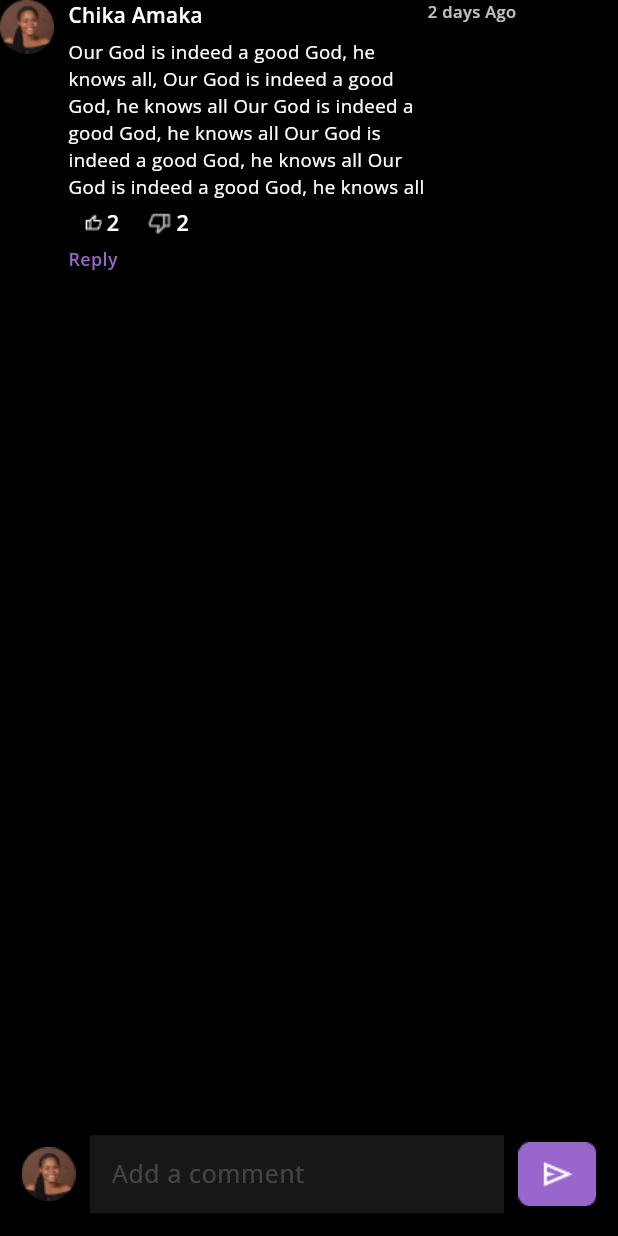
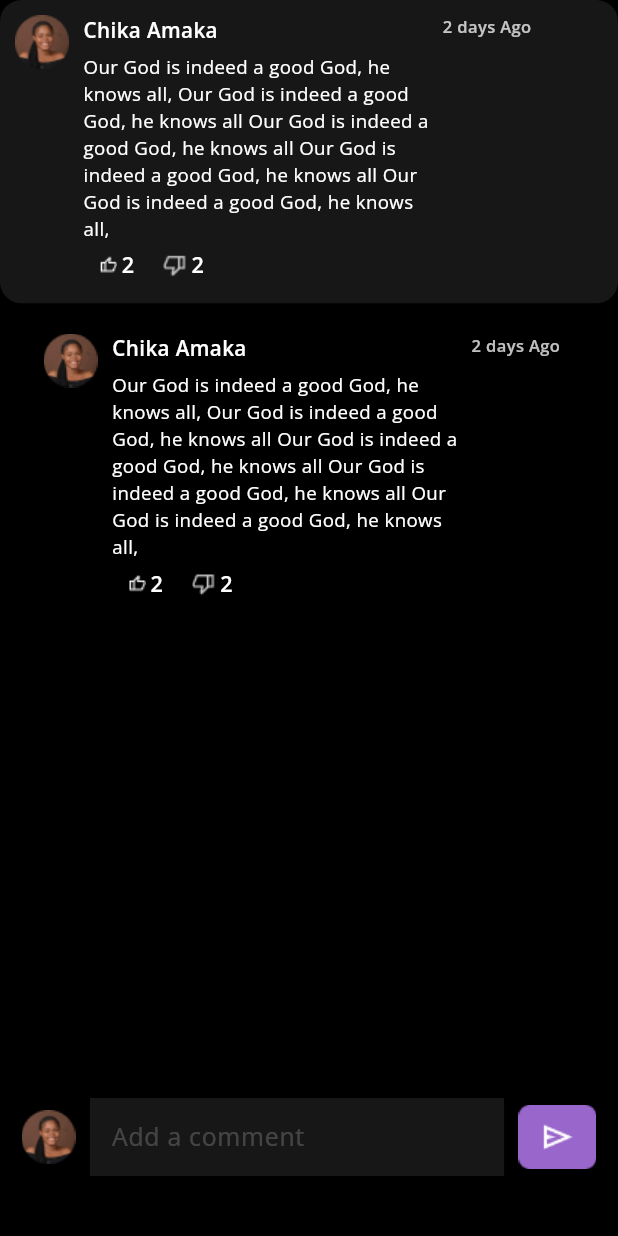
Before and after one commit to Elvis-1/itestified2, a Flutter app: what singleCommentModal() shows on an empty page, opened directly, on a phone screen of 412 x 824 dp. Run offline on Flutter 3.47's test engine with Material 3 defaults, Android fonts, the phone set to English and light mode, and no system bars; our stand-ins replace dots_indicator, dropdown_button2, flutter_screenutil, get_it, google_fonts, shared_preferences and 1 more; accounts and stored records are empty.

Commit message:
completed the mode

```diff
--- a/lib/src/core/utils/app_const/app_strings.dart
+++ b/lib/src/core/utils/app_const/app_strings.dart
@@ -1,4 +1,6 @@
 class AppStrings {
+  static const CLEAR_FAVORITES = 'Clear All Favorites';
+
   // exceptions messages
   static const kInternetConnectionError = 'No internet connection, try again.';
   static const kTimeOutError = 'Please check your internet connection.';
--- a/lib/src/core/widgets/modals.dart
+++ b/lib/src/core/widgets/modals.dart
@@ -8,6 +8,7 @@ import 'package:itestified/src/core/widgets/dialog.dart';
 import 'package:itestified/src/core/widgets/line_widget.dart';
 import 'package:itestified/src/core/widgets/normal_text_style.dart';
 import 'package:itestified/src/core/widgets/text_widget.dart';
+import 'package:itestified/src/features/video/presentation/widgets/comment_container.dart';
 import 'package:itestified/src/features/video/presentation/widgets/likeOrShare.dart';
 
 Widget commentListModal(BuildContext context) {
@@ -121,7 +122,12 @@ Widget commentListModal(BuildContext context) {
             left: 5.w,
             right: 5.w,
             bottom: MediaQuery.of(context).viewInsets.bottom),
-        margin: EdgeInsets.symmetric(horizontal: 10.w, vertical: 15.h),
+        margin: EdgeInsets.only(
+          left: 10.w,
+          right: 10.w,
+          top: 5.h,
+          bottom: 25,
+        ),
         child: Row(
           children: [
             Image.asset(AppIcons.userIcon),
@@ -154,67 +160,19 @@ Widget singleCommentModal(BuildContext context) {
       body: ListView.builder(
           itemCount: 1,
           itemBuilder: (context, index) {
-            return Container(
-                decoration:
-                    BoxDecoration(borderRadius: BorderRadius.circular(15.w)),
-                margin: EdgeInsets.only(bottom: 10.h),
-                child: Row(
-                  crossAxisAlignment: CrossAxisAlignment.start,
-                  children: [
-                    Image.asset(AppIcons.userIcon),
-                    SizedBox(
-                      width: 10.w,
-                    ),
-                    Column(
-                      crossAxisAlignment: CrossAxisAlignment.start,
-                      children: [
-                        Row(
-                          mainAxisAlignment: MainAxisAlignment.start,
-                          children: [
-                            Column(
-                              crossAxisAlignment: CrossAxisAlignment.start,
-                              children: [
-                                textWidget("Chika Amaka", fontSize: 15.sp),
-                                SizedBox(
-                                  height: 5.h,
-                                ),
-                                SizedBox(
-                                  width: 250.w,
-                                  child: Text(
-                                    "Our God is indeed a good God, he knows all, Our God is indeed a good God, he knows all Our God is indeed a good God, he knows all Our God is indeed a good God, he knows all Our God is indeed a good God, he knows all",
-                                    textAlign: TextAlign.left,
-                                    style: normalTextStyle(
-                                        textColor: AppColors.white),
-                                  ),
-                                ),
-                              ],
-                            ),
-                          ],
-                        ),
-                        Row(
-                          children: [
-                            likeOrShare(AppIcons.likeIcon, '2'),
-                            likeOrShare(AppIcons.unlikeIcon, '2')
-                          ],
-                        ),
-                        Align(
-                          alignment: Alignment.bottomLeft,
-                          child: textWidget('Reply',
-                              color: AppColors.primaryColor, fontSize: 13.sp),
-                        )
-                      ],
-                    ),
-                    textWidget("2 days Ago",
-                        fontSize: 12.sp, color: AppColors.textColor)
-                  ],
-                ));
+            return const CommentAndResponse();
           }),
       bottomNavigationBar: Container(
         padding: EdgeInsets.only(
             left: 5.w,
             right: 5.w,
             bottom: MediaQuery.of(context).viewInsets.bottom),
-        margin: EdgeInsets.symmetric(horizontal: 10.w, vertical: 15.h),
+        margin: EdgeInsets.only(
+          left: 10.w,
+          right: 10.w,
+          top: 5.h,
+          bottom: 40,
+        ),
         child: Row(
           children: [
             Image.asset(AppIcons.userIcon),
--- a/lib/src/features/profile/presentation/screens/my_testimonies.dart
+++ b/lib/src/features/profile/presentation/screens/my_testimonies.dart
@@ -33,7 +33,9 @@ class MyTestimoniesScreen extends StatelessWidget {
                         onTap: () {
                           Navigator.of(context)
                               .push(MaterialPageRoute(builder: (context) {
-                            return const MyTestimoniesDetailsScreen();
+                            return const MyTestimoniesDetailsScreen(
+                              isFromProfile: true,
+                            );
                           }));
                         },
                         child: myTestimonyContainer());
--- /dev/null
+++ b/lib/src/features/video/presentation/widgets/comment_container.dart
@@ -0,0 +1,101 @@
+import 'package:flutter/cupertino.dart';
+import 'package:flutter_screenutil/flutter_screenutil.dart';
+import 'package:itestified/src/config/theme/app_color.dart';
+import 'package:itestified/src/core/utils/app_const/app_icons.dart';
+import 'package:itestified/src/core/widgets/normal_text_style.dart';
+import 'package:itestified/src/core/widgets/text_widget.dart';
+import 'package:itestified/src/features/video/presentation/widgets/likeOrShare.dart';
+
+class CommentContainer extends StatelessWidget {
+  CommentContainer({super.key, this.backgroundColor = AppColors.lightBlack});
+
+  Color? backgroundColor;
+
+  @override
+  Widget build(BuildContext context) {
+    return Container(
+        decoration: BoxDecoration(
+            borderRadius: BorderRadius.circular(15.w), color: backgroundColor),
+        padding: const EdgeInsets.all(10),
+        margin: EdgeInsets.only(bottom: 10.h),
+        child: Column(
+          children: [
+            Row(
+              crossAxisAlignment: CrossAxisAlignment.start,
+              children: [
+                Image.asset(AppIcons.userIcon),
+                SizedBox(
+                  width: 10.w,
+                ),
+                Column(
+                  crossAxisAlignment: CrossAxisAlignment.start,
+                  children: [
+                    Row(
+                      mainAxisAlignment: MainAxisAlignment.start,
+                      children: [
+                        Column(
+                          crossAxisAlignment: CrossAxisAlignment.start,
+                          children: [
+                            textWidget("Chika Amaka", fontSize: 15.sp),
+                            SizedBox(
+                              height: 5.h,
+                            ),
+                            SizedBox(
+                              width: 250.w,
+                              child: Text(
+                                "Our God is indeed a good God, he knows all, Our God is indeed a good God, he knows all Our God is indeed a good God, he knows all Our God is indeed a good God, he knows all Our God is indeed a good God, he knows all,",
+                                textAlign: TextAlign.left,
+                                style:
+                                    normalTextStyle(textColor: AppColors.white),
+                              ),
+                            ),
+                          ],
+                        ),
+                      ],
+                    ),
+                    Row(
+                      children: [
+                        likeOrShare(AppIcons.likeIcon, '2',
+                            containerColor: AppColors.transparent),
+                        likeOrShare(AppIcons.unlikeIcon, '2',
+                            containerColor: AppColors.transparent)
+                      ],
+                    ),
+                    // Align(
+                    //   alignment: Alignment.bottomLeft,
+                    //   child: textWidget('Reply',
+                    //       color: AppColors.primaryColor, fontSize: 13.sp),
+                    // )
+                  ],
+                ),
+                textWidget("2 days Ago",
+                    fontSize: 12.sp, color: AppColors.textColor)
+              ],
+            ),
+          ],
+        ));
+    ;
+  }
+}
+
+class CommentAndResponse extends StatelessWidget {
+  const CommentAndResponse({super.key});
+
+  @override
+  Widget build(BuildContext context) {
+    return Column(
+      children: [
+        CommentContainer(),
+        Container(
+          margin: EdgeInsets.only(
+            right: 20.w,
+            left: 20.w,
+          ),
+          child: CommentContainer(
+            backgroundColor: AppColors.blackColor,
+          ),
+        ),
+      ],
+    );
+  }
+}
--- a/lib/src/features/video/presentation/widgets/video_setting_dropdown.dart
+++ b/lib/src/features/video/presentation/widgets/video_setting_dropdown.dart
@@ -36,7 +36,7 @@ class _VideoSettingsDropdownState extends State<VideoSettingsDropdown> {
   void openDropdown(Widget dropD) {
     if (_overlayEntry == null) {
       _overlayEntry = _createOverlayEntry(dropD);
-      Overlay.of(context)?.insert(_overlayEntry!);
+      Overlay.of(context).insert(_overlayEntry!);
     }
     setState(() {
       isOpen = true;
```
Also changed, not shown: lib/src/core/routes/routes.dart (+7 -0 lines), lib/src/features/category/presentation/screens/video_written_test_screen.dart (+5 -4 lines), lib/src/features/category/presentation/widgets/text_testimony_container.dart (+39 -17 lines), lib/src/features/favorites/presentation/screens/favorites_screen.dart (+31 -49 lines), lib/src/features/favorites/presentation/widgets/clear_favorites_drpdown.dart (added, +132 -0 lines), lib/src/features/home/presentation/home_screen.dart (+6 -4 lines), lib/src/features/profile/presentation/screens/my_testimonies_details.dart (+21 -1 lines), lib/src/features/video/presentation/screens/video_screen.dart (+16 -11 lines).
